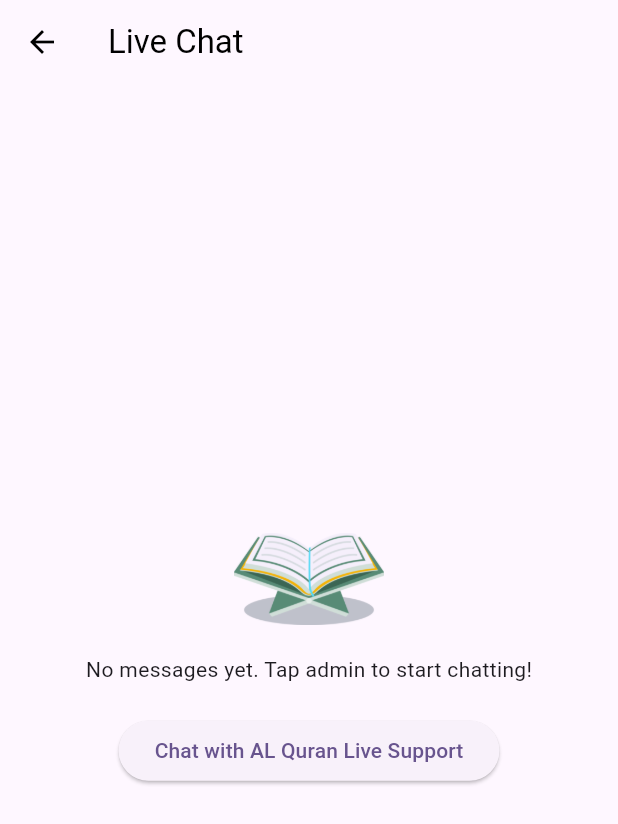
After one commit to fwdAndroid/bangla_quran, a Flutter app: the screen it shows once a user with an empty profile is signed in, in the side drawer, after a tap on "Live Chat", on a phone screen of 412 x 824 dp. The commit adds this screen. Shown: the top 824 px of the screen. Run offline on Flutter 3.47's test engine with Material 3 defaults, Android fonts, the light colour scheme and no system bars; our stand-ins replace cloud_firestore, firebase_auth, firebase_core, flutter_svg, geocoding, geolocator and 8 more; missing offline and left inert: flutter_qiblah; accounts and stored records are empty; network calls fail.

Commit message:
Live Chat Implemented

```diff
--- /dev/null
+++ b/lib/screens/drawer_pages/live_chat.dart
@@ -0,0 +1,144 @@
+import 'package:bangla_quran/chat/chat_screen.dart';
+import 'package:cloud_firestore/cloud_firestore.dart';
+import 'package:firebase_auth/firebase_auth.dart';
+import 'package:flutter/material.dart';
+
+class LiveChat extends StatefulWidget {
+  const LiveChat({super.key});
+
+  @override
+  State<LiveChat> createState() => _LiveChatState();
+}
+
+class _LiveChatState extends State<LiveChat> {
+  String? userName;
+
+  @override
+  void initState() {
+    super.initState();
+    fetchUserName();
+  }
+
+  void fetchUserName() async {
+    var snapshot = await FirebaseFirestore.instance
+        .collection('users')
+        .doc(FirebaseAuth.instance.currentUser!.uid)
+        .get();
+
+    if (snapshot.exists) {
+      setState(() {
+        userName = snapshot['username'] ?? 'User';
+      });
+    } else {
+      setState(() {
+        userName = 'User';
+      });
+    }
+  }
+
+  @override
+  Widget build(BuildContext context) {
+    if (userName == null) {
+      return const Center(child: CircularProgressIndicator());
+    }
+
+    return Scaffold(
+      appBar: AppBar(
+        iconTheme: IconThemeData(color: Colors.black),
+        title: Text("Live Chat", style: TextStyle(color: Colors.black)),
+      ),
+      body: StreamBuilder<QuerySnapshot>(
+        stream: FirebaseFirestore.instance
+            .collection('chats')
+            .where(
+              'users',
+              arrayContains: FirebaseAuth.instance.currentUser!.uid,
+            )
+            .orderBy('lastMessageTime', descending: true)
+            .snapshots(),
+        builder: (context, snapshot) {
+          if (!snapshot.hasData)
+            return const Center(child: CircularProgressIndicator());
+
+          var chats = snapshot.data!.docs;
+
+          if (chats.isEmpty) {
+            return Center(
+              child: Column(
+                mainAxisAlignment: MainAxisAlignment.center,
+                children: [
+                  Image.asset('assets/logo.png', width: 100),
+                  const SizedBox(height: 20),
+                  const Text('No messages yet. Tap admin to start chatting!'),
+                  const SizedBox(height: 20),
+                  ElevatedButton(
+                    onPressed: () {
+                      String chatId =
+                          "${FirebaseAuth.instance.currentUser!.uid}_${"ldERUuQLVCaBzAuXaHMkNvmgtIL2"}";
+                      FirebaseFirestore.instance
+                          .collection('chats')
+                          .doc(chatId)
+                          .set({
+                            'users': [
+                              FirebaseAuth.instance.currentUser!.uid,
+                              "ldERUuQLVCaBzAuXaHMkNvmgtIL2",
+                            ],
+                            'lastMessage': '',
+                            'lastMessageTime': FieldValue.serverTimestamp(),
+                          });
+
+                      Navigator.push(
+                        context,
+                        MaterialPageRoute(
+                          builder: (_) => ChatScreen(
+                            chatId: chatId,
+                            userId: FirebaseAuth.instance.currentUser!.uid,
+                            userName: userName!,
+                            adminId: "ldERUuQLVCaBzAuXaHMkNvmgtIL2",
+                            adminName: "Al Quran Live Support",
+                          ),
+                        ),
+                      );
+                    },
+                    child: Text('Chat with AL Quran Live Support'),
+                  ),
+                ],
+              ),
+            );
+          }
+
+          return ListView.builder(
+            itemCount: chats.length,
+            itemBuilder: (context, index) {
+              var chat = chats[index];
+              return Card(
+                child: ListTile(
+                  trailing: Icon(Icons.arrow_forward_ios),
+                  leading: const CircleAvatar(
+                    child: Icon(Icons.admin_panel_settings),
+                  ),
+                  title: Text("Al Quran Live Support"),
+                  subtitle: Text(chat['lastMessage'] ?? ''),
+                  onTap: () {
+                    Navigator.push(
+                      context,
+                      MaterialPageRoute(
+                        builder: (_) => ChatScreen(
+                          chatId: chat.id,
+                          userId: FirebaseAuth.instance.currentUser!.uid,
+                          userName: userName!,
+                          adminId: "ldERUuQLVCaBzAuXaHMkNvmgtIL2",
+                          adminName: "Al Quran Live Support",
+                        ),
+                      ),
+                    );
+                  },
+                ),
+              );
+            },
+          );
+        },
+      ),
+    );
+  }
+}
--- a/lib/screens/main/pages/quran_screen.dart
+++ b/lib/screens/main/pages/quran_screen.dart
@@ -1,6 +1,7 @@
 import 'dart:convert';
 import 'package:bangla_quran/model/surah_model.dart';
 import 'package:bangla_quran/screens/details/surah_detail_screen.dart';
+import 'package:bangla_quran/widgets/drawer_widget.dart';
 import 'package:flutter/material.dart';
 import 'package:http/http.dart' as http;
 
@@ -61,6 +62,7 @@ class _QuranScreenState extends State<QuranScreen> {
   @override
   Widget build(BuildContext context) {
     return Scaffold(
+      drawer: DrawerWidget(),
       appBar: AppBar(
         title: Padding(
           padding: const EdgeInsets.all(8.0),
--- a/lib/widgets/drawer_widget.dart
+++ b/lib/widgets/drawer_widget.dart
@@ -1,4 +1,5 @@
 import 'package:bangla_quran/screens/drawer_pages/hadith_screen.dart';
+import 'package:bangla_quran/screens/drawer_pages/live_chat.dart';
 import 'package:flutter/material.dart';
 import 'package:bangla_quran/screens/drawer_pages/allah_names.dart';
 import 'package:bangla_quran/screens/drawer_pages/tasbeeh_counter.dart';
@@ -52,6 +53,19 @@ class _DrawerWidgetState extends State<DrawerWidget>
             padding: const EdgeInsets.all(8.0),
             child: Divider(color: Colors.grey),
           ),
+
+          ListTile(
+            leading: Icon(Icons.book),
+            title: Text('Live Chat'),
+            onTap: () {
+              Navigator.push(
+                context,
+                MaterialPageRoute(builder: (context) => LiveChat()),
+              );
+            },
+          ),
+          Divider(),
+
           ListTile(
             leading: Icon(Icons.format_list_bulleted),
             title: Text('Allah Names'),
```
Also changed, not shown: lib/chat/chat_screen.dart (added, +130 -0 lines).
